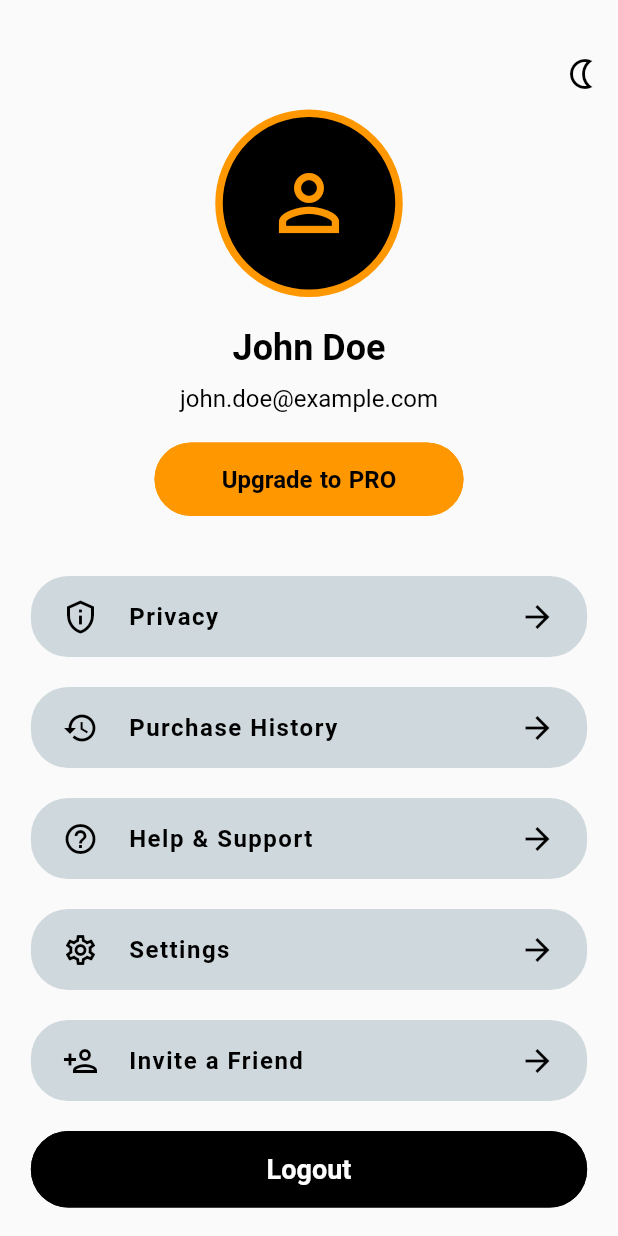
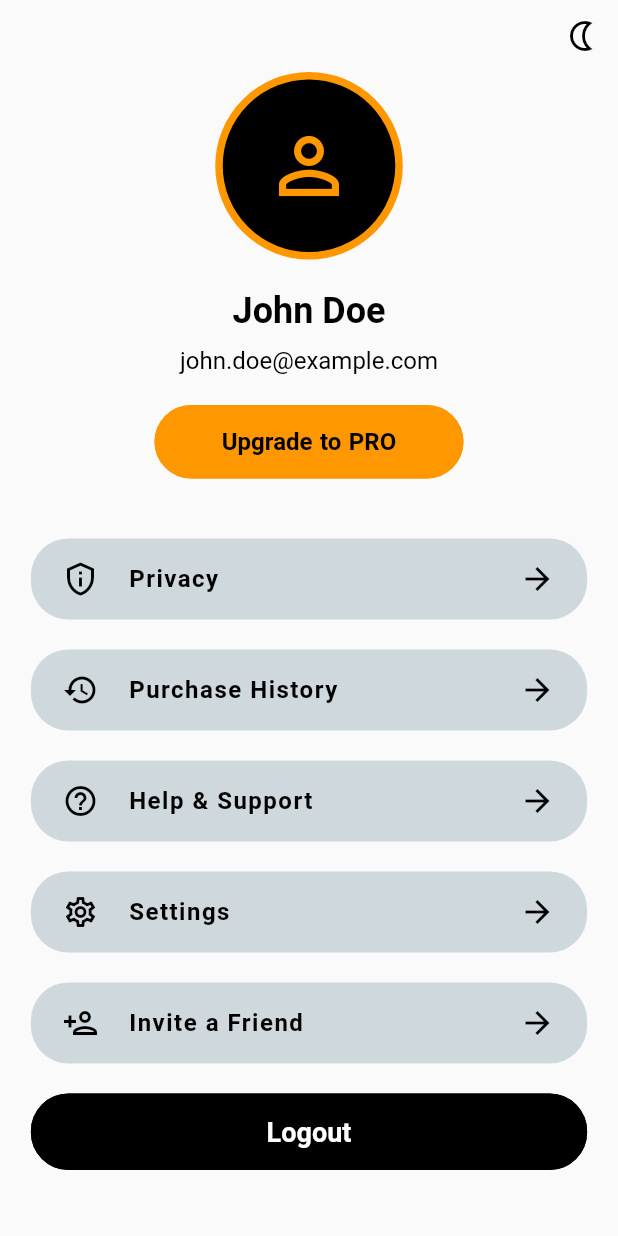
Before and after one commit to MohammadMazin/xgrid_intern, a Flutter app: the screen it shows after launch, on a phone screen of 412 x 824 dp. Run offline on Flutter 3.47's test engine with Material 2 defaults, Android fonts, the phone set to English and light mode, and no system bars.

Commit message:
fixed some UI bugs

```diff
--- a/lib/pages/profile.dart
+++ b/lib/pages/profile.dart
@@ -25,10 +25,9 @@ class Profile extends StatelessWidget {
     }
 
     return Scaffold(
-      body: Container(
-        padding: const EdgeInsets.only(
-          top: 25,
-        ),
+      body: SafeArea(
+        child: SingleChildScrollView(
+          child: Container(
             child: Column(
               mainAxisAlignment: MainAxisAlignment.start,
               children: [
@@ -94,6 +93,8 @@ class Profile extends StatelessWidget {
               ],
             ),
           ),
+        ),
+      ),
     );
   }
 }
```
Lines whose indentation alone changed are shown as unchanged.
